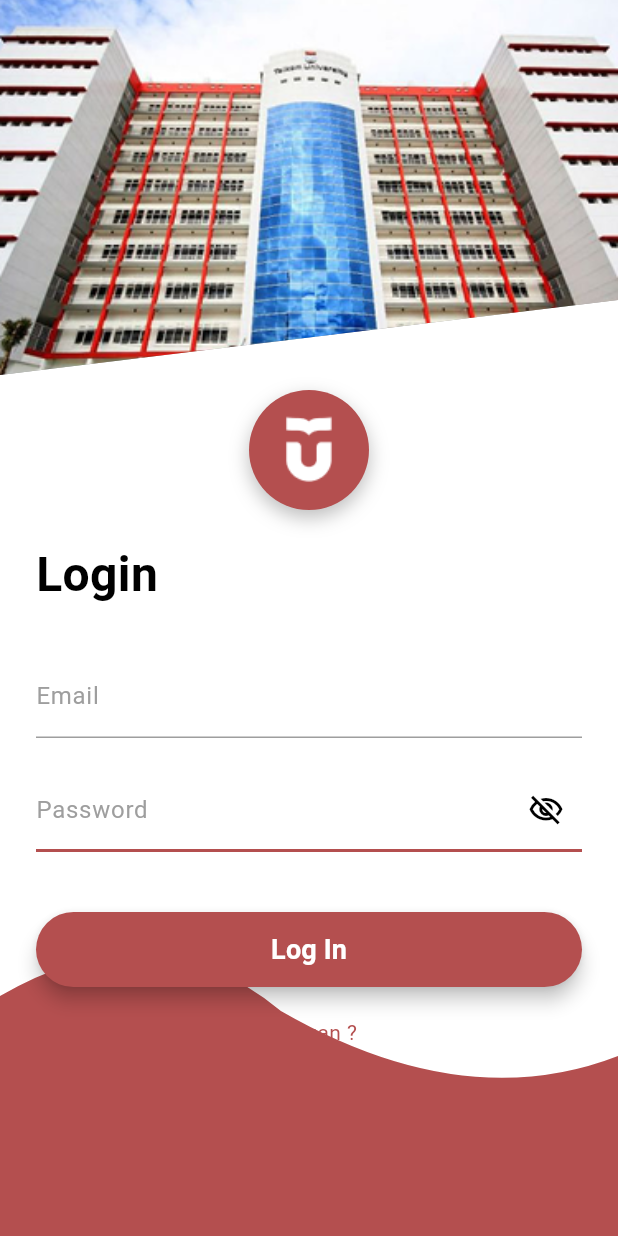
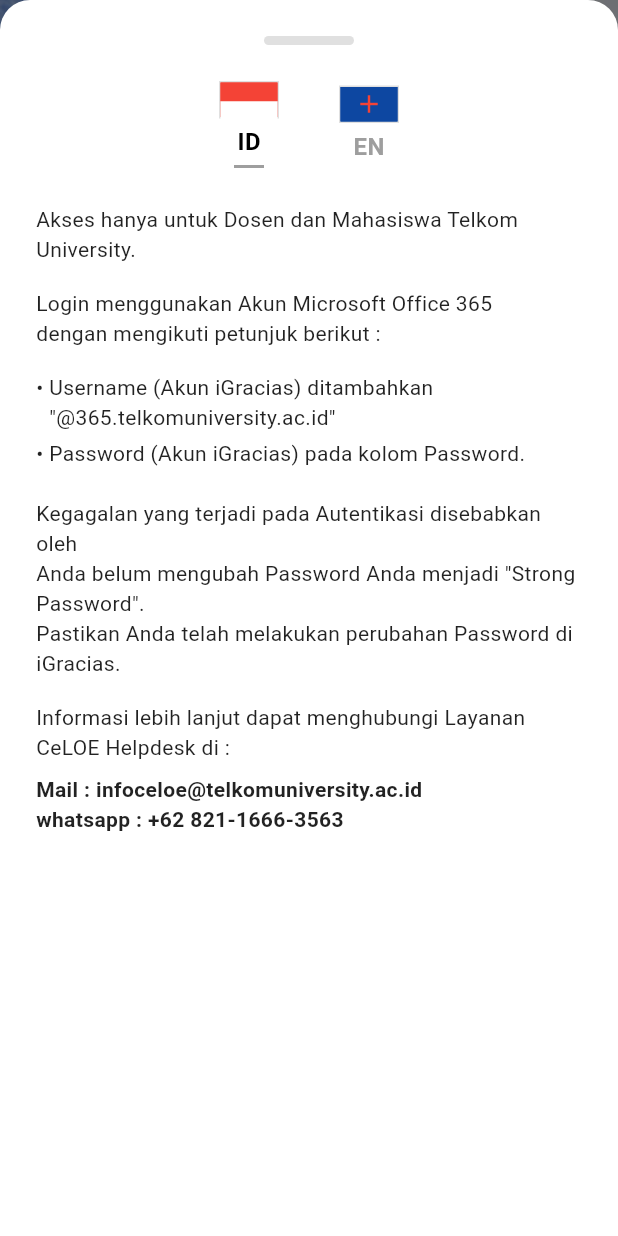
Before and after one commit to Yogaseptiandwipratama/telkom, a Flutter app: the screen it shows after launch, after a tap on "Bantuan ?", on a phone screen of 412 x 824 dp. Run offline on Flutter 3.47's test engine with Material 3 defaults, Android fonts, the phone set to English and light mode, and no system bars.

Commit message:
menambahkan help button

```diff
--- a/lib/presentation/pages/login_page.dart
+++ b/lib/presentation/pages/login_page.dart
@@ -1,4 +1,5 @@
 import 'package:flutter/material.dart';
+import '../widgets/help_bottom_sheet.dart';
 
 class LoginPage extends StatefulWidget {
   const LoginPage({super.key});
@@ -182,7 +183,12 @@
                     // Help Text
                     GestureDetector(
                       onTap: () {
-                        // TODO: Implement help action
+                        showModalBottomSheet(
+                          context: context,
+                          isScrollControlled: true,
+                          backgroundColor: Colors.transparent,
+                          builder: (context) => const HelpBottomSheet(),
+                        );
                       },
                       child: const Text(
                         'Bantuan ?',
--- /dev/null
+++ b/lib/presentation/widgets/help_bottom_sheet.dart
@@ -0,0 +1,185 @@
+import 'package:flutter/material.dart';
+
+class HelpBottomSheet extends StatefulWidget {
+  const HelpBottomSheet({super.key});
+
+  @override
+  State<HelpBottomSheet> createState() => _HelpBottomSheetState();
+}
+
+class _HelpBottomSheetState extends State<HelpBottomSheet> {
+  bool isIndonesian = true;
+
+  @override
+  Widget build(BuildContext context) {
+    return Container(
+      padding: const EdgeInsets.all(24),
+      decoration: const BoxDecoration(
+        color: Colors.white,
+        borderRadius: BorderRadius.only(
+          topLeft: Radius.circular(20),
+          topRight: Radius.circular(20),
+        ),
+      ),
+      child: Column(
+        mainAxisSize: MainAxisSize.min,
+        crossAxisAlignment: CrossAxisAlignment.start,
+        children: [
+          // Drag Handle
+          Center(
+            child: Container(
+              margin: const EdgeInsets.only(bottom: 24),
+              width: 60,
+              height: 6,
+              decoration: BoxDecoration(
+                color: Colors.grey[300],
+                borderRadius: BorderRadius.circular(3),
+              ),
+            ),
+          ),
+          // Language Toggle
+          Center(
+            child: Container(
+              margin: const EdgeInsets.only(bottom: 24),
+              child: Row(
+                mainAxisSize: MainAxisSize.min, // Center the row
+                children: [
+                  _buildLanguageButton('ID', true),
+                  const SizedBox(width: 40),
+                  _buildLanguageButton('EN', false),
+                ],
+              ),
+            ),
+          ),
+
+          Expanded(
+              child: SingleChildScrollView(
+                child: Column(
+                  crossAxisAlignment: CrossAxisAlignment.start,
+                  children: [
+                   Text(
+                    isIndonesian
+                        ? 'Akses hanya untuk Dosen dan Mahasiswa Telkom University.'
+                        : 'Access restricted only for Lecturer and Student of Telkom University',
+                    style: const TextStyle(fontSize: 14, color: Colors.black87),
+                  ),
+                  const SizedBox(height: 16),
+                  Text(
+                    isIndonesian
+                        ? 'Login menggunakan Akun Microsoft Office 365\ndengan mengikuti petunjuk berikut :'
+                        : 'Login only using your Microsoft Office 365 Account\nby following these format :',
+                    style: const TextStyle(fontSize: 14, color: Colors.black87),
+                  ),
+                  const SizedBox(height: 16),
+                  _buildBulletPoint(
+                    isIndonesian
+                        ? 'Username (Akun iGracias) ditambahkan "@365.telkomuniversity.ac.id"'
+                        : 'Username (iGracias Account) followed with "@365.telkomuniversity.ac.id"',
+                  ),
+                  _buildBulletPoint(
+                    isIndonesian
+                        ? 'Password (Akun iGracias) pada kolom Password.'
+                        : 'Password (SSO / iGracias Account) on Password Field.',
+                  ),
+                  const SizedBox(height: 16),
+                  Text(
+                    isIndonesian
+                        ? 'Kegagalan yang terjadi pada Autentikasi disebabkan oleh\nAnda belum mengubah Password Anda menjadi "Strong Password".\nPastikan Anda telah melakukan perubahan Password di iGracias.'
+                        : 'Failure upon Authentication could be possibly you\nhave not yet change your password into "Strong Password".\nMake sure to change your Password only in iGracias.',
+                    style: const TextStyle(fontSize: 14, color: Colors.black87),
+                  ),
+                  const SizedBox(height: 16),
+                  Text(
+                    isIndonesian
+                        ? 'Informasi lebih lanjut dapat menghubungi Layanan CeLOE Helpdesk di :'
+                        : 'For further Information, please contact CeLOE Service Helpdesk :',
+                    style: const TextStyle(fontSize: 14, color: Colors.black87),
+                  ),
+                  const SizedBox(height: 8),
+                  const Text(
+                    'Mail : infoceloe@telkomuniversity.ac.id',
+                    style: TextStyle(fontSize: 14, color: Colors.black87, fontWeight: FontWeight.bold),
+                  ),
+                  const Text(
+                    'whatsapp : +62 821-1666-3563',
+                    style: TextStyle(fontSize: 14, color: Colors.black87, fontWeight: FontWeight.bold),
+                  ),
+                  const SizedBox(height: 24),
+                  ],
+                ),
+              ),
+          ),
+        ],
+      ),
+    );
+  }
+
+  Widget _buildLanguageButton(String code, bool isForIndonesian) {
+    bool isSelected = isIndonesian == isForIndonesian;
+    return GestureDetector(
+      onTap: () {
+        setState(() {
+          isIndonesian = isForIndonesian;
+        });
+      },
+      child: Column(
+        children: [
+            // Flag placeholder (using color since no assets)
+            Container(
+                width: 40,
+                height: 25,
+                decoration: BoxDecoration(
+                    color: isForIndonesian ? Colors.red : Colors.blue[900], // Simple flag representation
+                    border: Border.all(color: Colors.grey[300]!),
+                ),
+                child: isForIndonesian ?
+                 // Simple ID flag (Red/White) already roughly red
+                 Column(
+                     children:[
+                         Container(height: 12.5, color: Colors.red),
+                         Container(height: 12.5, color: Colors.white),
+                     ]
+                 ) :
+                 // Simple UK flag representation (Just Blue/Red/White mix or just use symbol)
+                 Stack(
+                     children: [
+                        Container(color: Colors.blue[900]),
+                        Center(child: Icon(Icons.add, color: Colors.red, size: 20)),
+                        // This is very rough, maybe just use text if users hate it.
+                     ],
+                 )
+            ),
+            const SizedBox(height: 4),
+          Text(
+            code,
+            style: TextStyle(
+              fontSize: 16,
+              fontWeight: FontWeight.bold,
+              color: isSelected ? Colors.black : Colors.grey,
+            ),
+          ),
+          if (isSelected)
+            Container(
+              margin: const EdgeInsets.only(top: 4),
+              height: 2,
+              width: 20,
+              color: Colors.grey,
+            ),
+        ],
+      ),
+    );
+  }
+
+  Widget _buildBulletPoint(String text) {
+      return Padding(
+          padding: const EdgeInsets.only(bottom: 4.0),
+          child: Row(
+              crossAxisAlignment: CrossAxisAlignment.start,
+              children: [
+                  const Text("• ", style: TextStyle(fontSize: 14, color: Colors.black87)),
+                  Expanded(child: Text(text, style: const TextStyle(fontSize: 14, color: Colors.black87))),
+              ],
+          ),
+      );
+  }
+}
```
